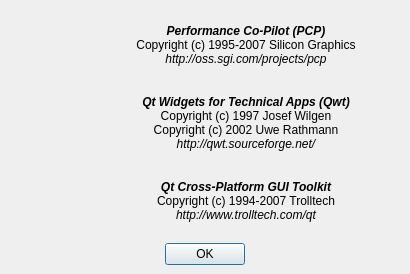
Above: src/time/seealsodialog.ui from performancecopilot/pcp before the change. Below: the same form after it.
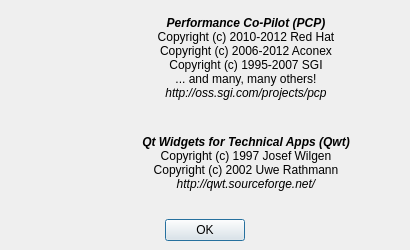
That is the form after the change. Icons and pictures are not drawn.

Diff of the .ui file:
```diff
--- a/src/time/seealsodialog.ui
+++ b/src/time/seealsodialog.ui
@@ -1,26 +1,24 @@
 <ui version="4.0" >
  <class>SeeAlsoDialog</class>
- <widget class="QDialog" name="SeeAlsoDialog" >
-  <property name="geometry" >
+ <widget class="QDialog" name="SeeAlsoDialog">
+  <property name="geometry">
    <rect>
     <x>0</x>
     <y>0</y>
     <width>410</width>
-    <height>274</height>
+    <height>250</height>
    </rect>
   </property>
-  <property name="sizePolicy" >
-   <sizepolicy>
-    <hsizetype>0</hsizetype>
-    <vsizetype>0</vsizetype>
+  <property name="sizePolicy">
+   <sizepolicy hsizetype="Fixed" vsizetype="Fixed">
     <horstretch>0</horstretch>
     <verstretch>0</verstretch>
    </sizepolicy>
   </property>
-  <property name="minimumSize" >
+  <property name="minimumSize">
    <size>
     <width>410</width>
-    <height>265</height>
+    <height>250</height>
    </size>
   </property>
   <property name="windowTitle" >
@@ -36,30 +34,30 @@
    <property name="spacing" >
     <number>6</number>
    </property>
-   <item row="0" column="0" >
-    <layout class="QVBoxLayout" >
-     <property name="margin" >
-      <number>0</number>
-     </property>
-     <property name="spacing" >
+   <item row="0" column="0">
+    <layout class="QVBoxLayout">
+     <property name="spacing">
       <number>6</number>
      </property>
+     <property name="margin">
+      <number>0</number>
+     </property>
      <item>
-      <layout class="QHBoxLayout" >
-       <property name="margin" >
-        <number>0</number>
-       </property>
-       <property name="spacing" >
+      <layout class="QHBoxLayout">
+       <property name="spacing">
         <number>6</number>
        </property>
+       <property name="margin">
+        <number>0</number>
+       </property>
        <item>
-        <layout class="QVBoxLayout" >
-         <property name="margin" >
-          <number>0</number>
-         </property>
-         <property name="spacing" >
+        <layout class="QVBoxLayout">
+         <property name="spacing">
           <number>6</number>
          </property>
+         <property name="margin">
+          <number>0</number>
+         </property>
          <item>
           <widget class="QLabel" name="seeAlsoPCPPixmapLabel" >
            <property name="sizePolicy" >
@@ -130,27 +128,28 @@
         </layout>
        </item>
        <item>
-        <layout class="QVBoxLayout" >
-         <property name="margin" >
-          <number>0</number>
-         </property>
-         <property name="spacing" >
+        <layout class="QVBoxLayout">
+         <property name="spacing">
           <number>6</number>
          </property>
+         <property name="margin">
+          <number>0</number>
+         </property>
          <item>
-          <widget class="QLabel" name="versionPCPTextLabel" >
-           <property name="sizePolicy" >
-            <sizepolicy>
-             <hsizetype>3</hsizetype>
-             <vsizetype>3</vsizetype>
+          <widget class="QLabel" name="versionPCPTextLabel">
+           <property name="sizePolicy">
+            <sizepolicy hsizetype="MinimumExpanding" vsizetype="MinimumExpanding">
              <horstretch>0</horstretch>
              <verstretch>0</verstretch>
             </sizepolicy>
            </property>
-           <property name="text" >
-            <string>&lt;b>&lt;i>Performance Co-Pilot (PCP)&lt;/i>&lt;/b>&lt;br>
-Copyright (c) 1995-2007 Silicon Graphics&lt;br>
-&lt;i>http://oss.sgi.com/projects/pcp&lt;/i></string>
+           <property name="text">
+            <string>&lt;b&gt;&lt;i&gt;Performance Co-Pilot (PCP)&lt;/i&gt;&lt;/b&gt;&lt;br&gt;
+Copyright (c) 2010-2012 Red Hat&lt;br&gt;
+Copyright (c) 2006-2012 Aconex&lt;br&gt;
+Copyright (c) 1995-2007 SGI&lt;br&gt;
+... and many, many others!&lt;br&gt;
+&lt;i&gt;http://oss.sgi.com/projects/pcp&lt;/i&gt;</string>
            </property>
            <property name="alignment" >
             <set>Qt::AlignCenter</set>
@@ -161,11 +160,9 @@
           </widget>
          </item>
          <item>
-          <widget class="QLabel" name="versionQwtTextLabel" >
-           <property name="sizePolicy" >
-            <sizepolicy>
-             <hsizetype>3</hsizetype>
-             <vsizetype>3</vsizetype>
+          <widget class="QLabel" name="versionQwtTextLabel">
+           <property name="sizePolicy">
+            <sizepolicy hsizetype="MinimumExpanding" vsizetype="MinimumExpanding">
              <horstretch>0</horstretch>
              <verstretch>0</verstretch>
             </sizepolicy>
@@ -179,30 +176,7 @@
            <property name="alignment" >
             <set>Qt::AlignCenter</set>
            </property>
-           <property name="wordWrap" >
-            <bool>true</bool>
-           </property>
-          </widget>
-         </item>
-         <item>
-          <widget class="QLabel" name="versionQtTextLabel" >
-           <property name="sizePolicy" >
-            <sizepolicy>
-             <hsizetype>3</hsizetype>
-             <vsizetype>3</vsizetype>
-             <horstretch>0</horstretch>
-             <verstretch>0</verstretch>
-            </sizepolicy>
-           </property>
-           <property name="text" >
-            <string>&lt;b>&lt;i>Qt Cross-Platform GUI Toolkit&lt;/i>&lt;/b>&lt;br>
-Copyright (c) 1994-2007 Trolltech&lt;br>
-&lt;i>http://www.trolltech.com/qt&lt;/i></string>
-           </property>
-           <property name="alignment" >
-            <set>Qt::AlignCenter</set>
-           </property>
-           <property name="wordWrap" >
+           <property name="wordWrap">
             <bool>true</bool>
            </property>
           </widget>
@@ -212,13 +186,13 @@
       </layout>
      </item>
      <item>
-      <layout class="QHBoxLayout" >
-       <property name="margin" >
-        <number>0</number>
-       </property>
-       <property name="spacing" >
+      <layout class="QHBoxLayout">
+       <property name="spacing">
         <number>6</number>
        </property>
+       <property name="margin">
+        <number>0</number>
+       </property>
        <item>
         <spacer>
          <property name="orientation" >
@@ -264,7 +238,6 @@
    </item>
   </layout>
  </widget>
- <layoutdefault spacing="6" margin="11" />
  <resources>
   <include location="pmtime.qrc" />
  </resources>
```
Left out of the diff: 105 changed lines with no effect on the pictures.
